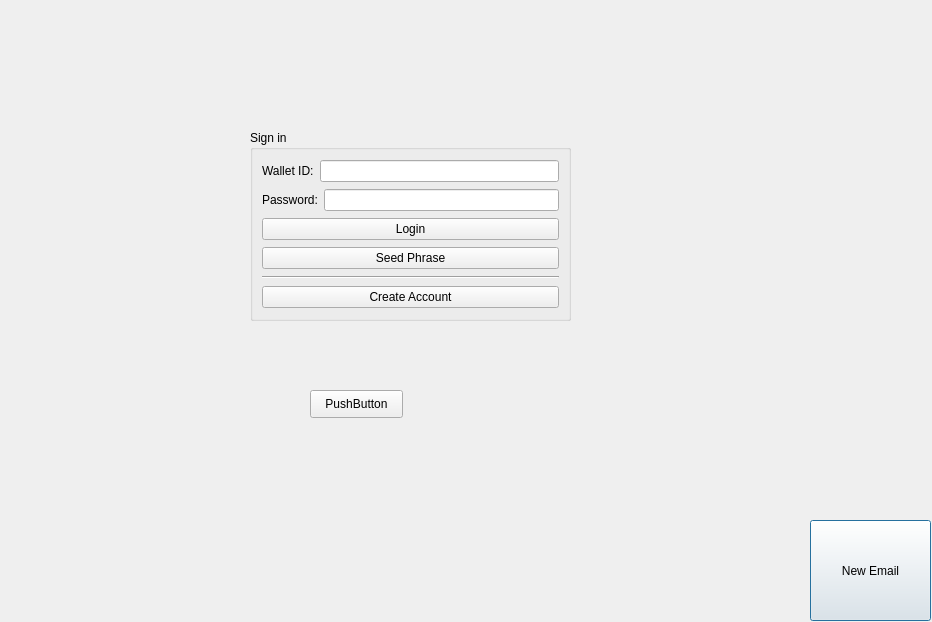
Qt form qt/Email/inbox.ui (Developer-Dewd/mysterium-email) before a commit.
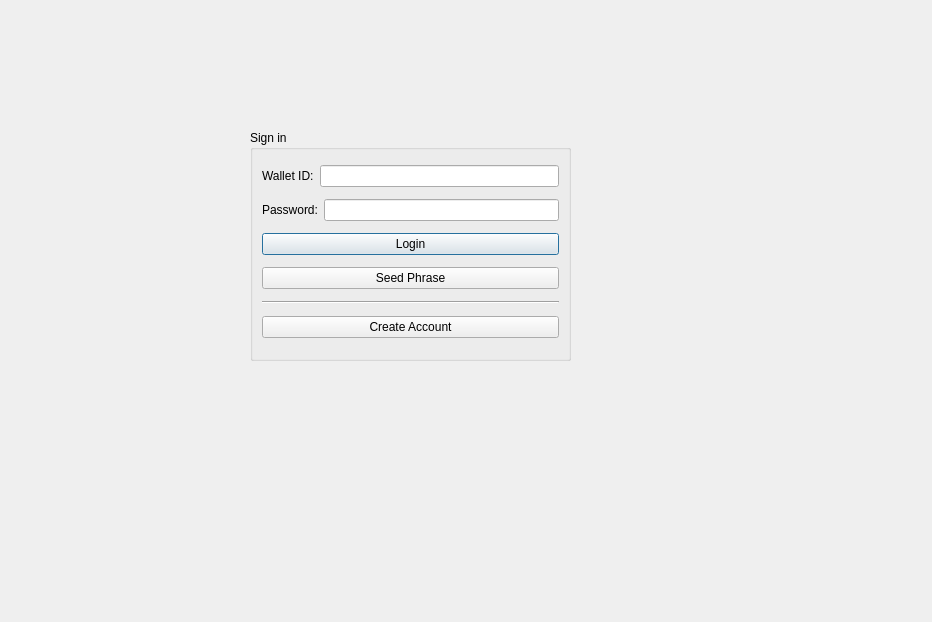
The same form after that commit.

Diff of the .ui file:
```diff
--- a/qt/Email/inbox.ui
+++ b/qt/Email/inbox.ui
@@ -23,26 +23,13 @@
     </rect>
    </property>
    <widget class="QWidget" name="page">
-    <widget class="QPushButton" name="pushButton">
-     <property name="geometry">
-      <rect>
-       <x>790</x>
-       <y>510</y>
-       <width>121</width>
-       <height>101</height>
-      </rect>
-     </property>
-     <property name="text">
-      <string>New Email</string>
-     </property>
-    </widget>
     <widget class="QGroupBox" name="groupBox">
      <property name="geometry">
       <rect>
        <x>230</x>
        <y>120</y>
        <width>321</width>
-       <height>191</height>
+       <height>231</height>
       </rect>
      </property>
      <property name="title">
@@ -111,19 +98,6 @@
       </item>
      </layout>
     </widget>
-    <widget class="QPushButton" name="pushButton_2">
-     <property name="geometry">
-      <rect>
-       <x>290</x>
-       <y>380</y>
-       <width>93</width>
-       <height>28</height>
-      </rect>
-     </property>
-     <property name="text">
-      <string>PushButton</string>
-     </property>
-    </widget>
    </widget>
    <widget class="QWidget" name="page_2"/>
   </widget>
```
Left out of the diff: 2 changed lines with no effect on the pictures.
